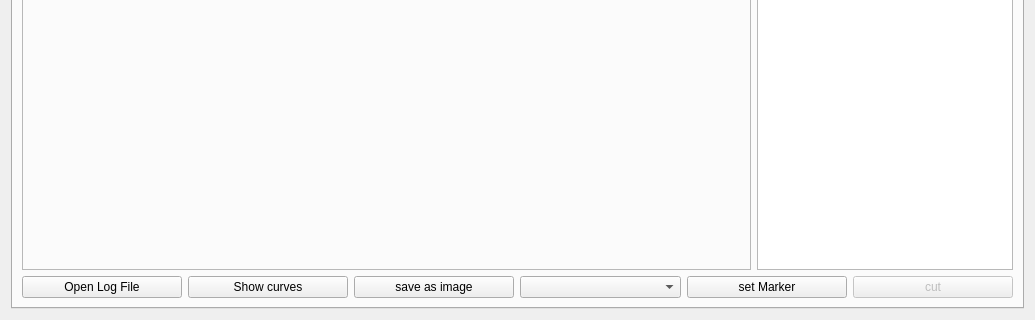
First picture: the form in src/ui/qgcautoquad.ui, repository mpaperno/qgroundcontrol_aq, before the edit; both pictures show x 0 to 1035 and y 375 to 695 of the 1035 by 695 pixel window.
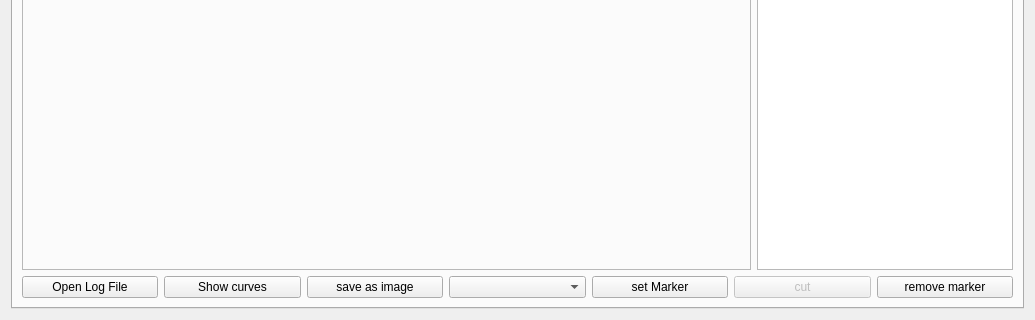
Second picture: the form after the edit. The open tabs and pages were chosen to show the change.

```diff
--- a/src/ui/qgcautoquad.ui
+++ b/src/ui/qgcautoquad.ui
@@ -3388,6 +3388,13 @@
            </property>
           </widget>
          </item>
+         <item>
+          <widget class="QPushButton" name="pushButton_remove_marker">
+           <property name="text">
+            <string>remove marker</string>
+           </property>
+          </widget>
+         </item>
         </layout>
        </item>
       </layout>
```
Left out of the diff: 4 changed lines with no effect on the pictures.
